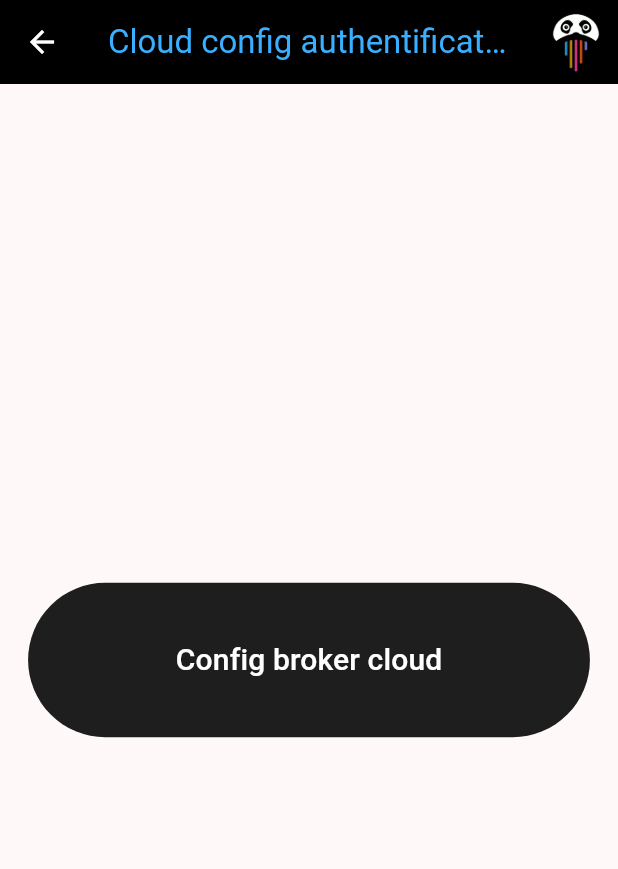
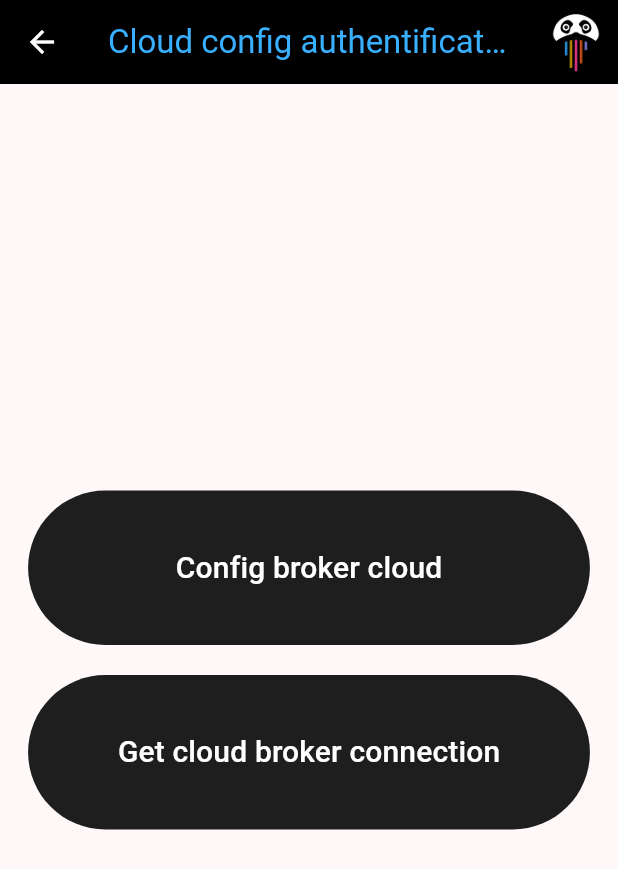
Before and after one commit to Panduza/panduza_sandbox_flutter, a Flutter app: the CloudConfigPage screen opened directly with empty values, on a phone screen of 412 x 824 dp. Shown: the top 869 px of the screen. Run offline on Flutter 3.47's test engine with Material 3 defaults, Android fonts, the phone set to English and light mode, and no system bars; drawn by our look-alikes of auto_size_text; our stand-ins replace flutter_svg, fluttertoast, shared_preferences; missing offline and left inert: mqtt_client, udp; accounts and stored records are empty.

Commit message:
Implementation of userstory first connection, without the creation of account in the cloud

```diff
--- a/lib/forms/authentification_form.dart
+++ b/lib/forms/authentification_form.dart
@@ -47,6 +47,7 @@ class AuthentificationForm extends StatelessWidget {
                 decoration: const InputDecoration(
                   labelText: 'Password'
                 ),
+                obscureText: true,
               )
             ]
           )
--- a/lib/forms/broker_info_form.dart
+++ b/lib/forms/broker_info_form.dart
@@ -88,7 +88,7 @@ class BrokerInfoConfigForm extends StatelessWidget {
                 // request to change company info with token information
                 postBrokerInfo(token, newCompany).then((response) {
                   if (response.statusCode == 201) {
-                    Navigator.pop(context, company);
+                    Navigator.pop(context, newCompany);
                   } else {
                     // manage error code
                     print("post broker info failed ${response.statusCode}");
--- a/lib/forms/cloud_config_auth_form.dart
+++ b/lib/forms/cloud_config_auth_form.dart
@@ -43,6 +43,7 @@ class CloudConfigAuthForm extends StatelessWidget {
                 decoration: const InputDecoration(
                   labelText: 'Password'
                 ),
+                obscureText: true,
               )
             ]
           )
--- a/lib/forms/first_user_creation_form.dart
+++ b/lib/forms/first_user_creation_form.dart
@@ -48,6 +48,7 @@ class FirstUserCreationForm extends StatelessWidget {
                 decoration: const InputDecoration(
                   labelText: 'Password'
                 ),
+                obscureText: true,
               )
             ]
           )
--- a/lib/pages/cloud_config_page.dart
+++ b/lib/pages/cloud_config_page.dart
@@ -5,25 +5,27 @@ import 'package:panduza_sandbox_flutter/utils_widgets/appBar.dart';
 import 'package:panduza_sandbox_flutter/data/company.dart';
 import 'package:panduza_sandbox_flutter/data/const.dart';
 import 'package:panduza_sandbox_flutter/pages/broker_info_config_page.dart';
+import 'package:panduza_sandbox_flutter/data/utils.dart';
 
 // Page to create the first account
 
 class CloudConfigPage extends StatelessWidget {
 
-  const CloudConfigPage({
+  CloudConfigPage({
     super.key,
     required this.token,
     required this.company
   });
 
   final String token;
-  final Company company;
+  Company company;
 
   @override
   Widget build(BuildContext context) {
     return Scaffold(
       // bar at the top of the application
-      appBar: getAppBar("Cloud config authentification"),
+      // appBar: getAppBar("Cloud config authentification"),
+      appBar: getAppBarUserSpace("Cloud config authentification", context),
       body: Center(
         child: Column(
           mainAxisAlignment: MainAxisAlignment.center,
@@ -46,8 +48,9 @@ class CloudConfigPage extends StatelessWidget {
                         company: company,
                       ),
                     ),
-                  ).then((value) {
+                  ).then((newCompany) {
                     // Here get the new broker info
+                    company = newCompany;
                   });
                 },
                 child: AutoSizeText(
@@ -59,7 +62,34 @@ class CloudConfigPage extends StatelessWidget {
                   maxLines: 1,
                 )
               ),
-            )
+            ),
+            const SizedBox(
+              height: 20,
+            ),
+            SizedBox(
+              width: MediaQuery.sizeOf(context).width / 1.1,
+              height: MediaQuery.sizeOf(context).height / 8,
+              child: TextButton(
+                style: ButtonStyle (
+                  backgroundColor: MaterialStateProperty.all<Color>(grey)
+                ),
+                onPressed: () async {
+                  // create a new connection in the home page with information of the cloud
+                  // entered by admin
+
+                  await addConnection("cloud", company.brokerAddress, company.brokerPort);
+                  Navigator.of(context).popUntil((route) => route.isFirst);
+                },
+                child: AutoSizeText(
+                  "Get cloud broker connection",
+                  style: TextStyle(
+                    fontSize: 20,
+                    color: white
+                  ),
+                  maxLines: 1,
+                )
+              ),
+            ),
           ],
         ),
       ),
--- a/lib/utils_widgets/appBar.dart
+++ b/lib/utils_widgets/appBar.dart
@@ -1,9 +1,10 @@
 import 'dart:io';
+import 'package:panduza_sandbox_flutter/data/const.dart';
 import 'package:flutter/material.dart';
 
 import 'package:panduza_sandbox_flutter/data/const.dart';
 
-// bar at the top of the application
+// bar at the top of the application on nearly every page
 
 PreferredSizeWidget? getAppBar(String title) {
   return AppBar(
@@ -34,3 +35,40 @@ PreferredSizeWidget? getAppBar(String title) {
     ],
   );
 }
+
+// app bar for users space page
+PreferredSizeWidget? getAppBarUserSpace(String title, BuildContext context) {
+  return AppBar(
+    // color of hamburger button
+    iconTheme: IconThemeData(color: white),
+    backgroundColor: black,
+    title: Text(
+      title,
+      style: TextStyle(
+        color: blue,
+      ),
+    ),
+    // Panduza logo
+    // TO DO : Change to logo2
+    actions: <Widget>[
+      IconButton(
+        icon: Image.asset('assets/logo_1024.png'),
+        /*
+        icon: SvgPicture.asset(
+          '../../assets/icons/logo2.svg'
+        ),
+        */
+        iconSize: 50,
+        onPressed: () {
+          return;
+        },
+      )
+    ],
+    leading: BackButton(
+      color: white,
+      onPressed: () {
+        Navigator.of(context).popUntil((route) => route.isFirst);
+      },
+    ),
+  );
+}
--- a/lib/utils_widgets/utils_widgets.dart
+++ b/lib/utils_widgets/utils_widgets.dart
@@ -246,7 +246,8 @@ Widget localDiscoveryConnections(List<(InternetAddress, int)> platformsIpsPorts,
               child: Column (
                 children: <Widget>[
                   AutoSizeText(
-                    '${platformsIpsPorts[index].$1.host}',
+                    // '${platformsIpsPorts[index].$1.host}',
+                    "local",
                     style: TextStyle(
                       color: blue
                     ),
```
